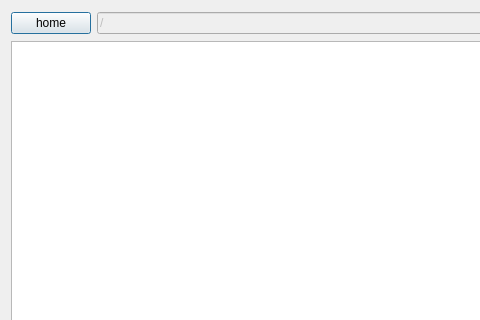
This is ExFtpClient/TestUi.ui in fallinyourshadow/BFtpCompnent as Qt 5 draws it before an edit; both pictures show x 0 to 480 and y 0 to 320 of the 823 by 529 pixel window. The edited form follows.
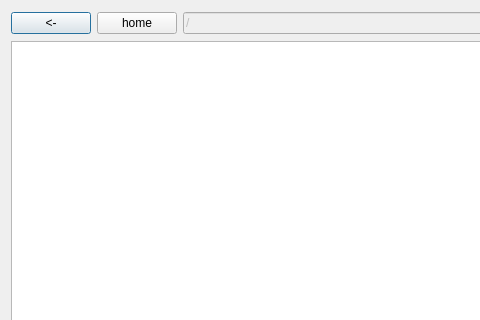
This is the edited form. Icons and pictures are not drawn. Custom widgets are drawn as their Qt base class.

The edit to the form file:
```diff
--- a/ExFtpClient/TestUi.ui
+++ b/ExFtpClient/TestUi.ui
@@ -16,8 +16,33 @@
   <layout class="QVBoxLayout" name="verticalLayout">
    <item>
     <layout class="QHBoxLayout" name="horizontalLayout">
+     <item>
+      <widget class="QPushButton" name="pushButton">
+       <property name="enabled">
+        <bool>true</bool>
+       </property>
+       <property name="sizePolicy">
+        <sizepolicy hsizetype="Fixed" vsizetype="Fixed">
+         <horstretch>0</horstretch>
+         <verstretch>0</verstretch>
+        </sizepolicy>
+       </property>
+       <property name="minimumSize">
+        <size>
+         <width>16</width>
+         <height>16</height>
+        </size>
+       </property>
+       <property name="text">
+        <string>&lt;-</string>
+       </property>
+      </widget>
+     </item>
      <item>
       <widget class="QPushButton" name="pushButton_home">
+       <property name="enabled">
+        <bool>true</bool>
+       </property>
        <property name="sizePolicy">
         <sizepolicy hsizetype="Fixed" vsizetype="Fixed">
          <horstretch>0</horstretch>
```
